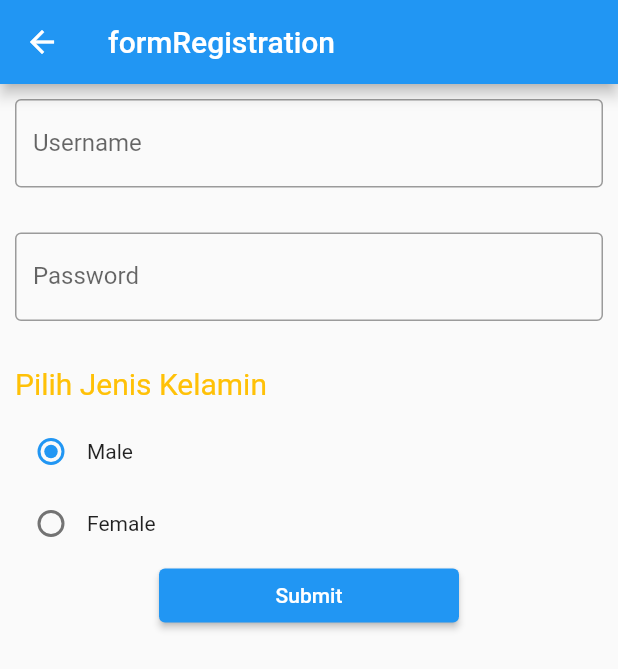
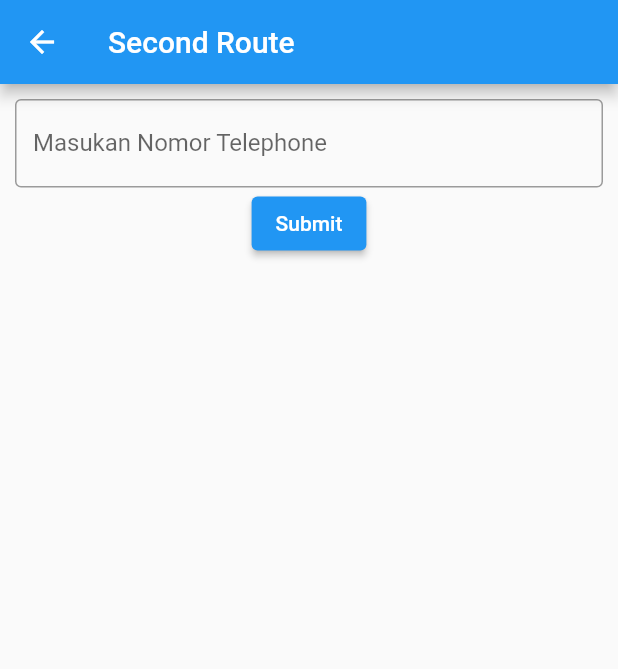
Before and after one commit to DimPW/Kalkulator-Flutter, a Flutter app: the formRegistration screen opened directly, on a phone screen of 412 x 824 dp. Shown: the top 669 px of the screen. Run offline on Flutter 3.47's test engine with Material 2 defaults, Android fonts, the phone set to English and light mode, and no system bars; our stand-ins replace rflutter_alert.

```diff
--- a/lib/formRegistration.dart
+++ b/lib/formRegistration.dart
@@ -1,4 +1,6 @@
+import 'package:aladin/kalkulator.dart';
 import 'package:flutter/material.dart';
+import 'package:flutter/services.dart';
 
 
 class formRegistration extends StatefulWidget {
@@ -9,79 +11,37 @@ const formRegistration({Key? key}) : super(key: key);
 }
 
 class _formRegistrationState extends State<formRegistration> {
-  TextEditingController ctrUsername = new TextEditingController();
-  TextEditingController ctrPassword = new TextEditingController();
-  int id = 1;
-
+  TextEditingController ctrPhoneNumber = new TextEditingController();
   @override
   Widget build(BuildContext context) {
     return Scaffold(
-
-      appBar: AppBar(title: Text("formRegistration"),),
-      body: Container(
-        margin:EdgeInsets.all(10),
-        child: Column(
-          crossAxisAlignment: CrossAxisAlignment.start,
-          children:[
-            TextField(
-              controller: ctrUsername,
+      appBar: AppBar(
+        title: Text("Second Route"),
+      ),
+     body : Container(
+      margin: EdgeInsets.all(10),
+      child : Column(
+        children:[
+          TextField(
+            keyboardType: TextInputType.number,
+              inputFormatters: <TextInputFormatter>[FilteringTextInputFormatter.digitsOnly],
+              controller: ctrPhoneNumber,
               decoration: InputDecoration(
                 border: OutlineInputBorder(),
-                labelText: 'Username',
+                labelText: 'Masukan Nomor Telephone',
               ),
-            ),
-            Container(height: 30,),
-            TextField(
-              controller: ctrPassword,
-              decoration: InputDecoration(
-                border: OutlineInputBorder(),
-                labelText: 'Password',
-              ),
-            ),
-          SizedBox(height: 30,),
-          Text("Pilih Jenis Kelamin", style: TextStyle(fontSize: 20, color: Colors.amber), ),
-          SizedBox(height: 10,),
-          Row (
-            children:[
-              Radio(
-              value: 1,
-              groupValue: id,
-              onChanged: (val) {
-                setState(() {
-                  id = 1;
-                });
-                }
-            ),
-            Text("Male"),
-              ]
-            ),
-             Row (
-            children:[
-              Radio(
-              value:2,
-              groupValue: id,
-              onChanged: (val) {
-                setState(() {
+          ),
+          ElevatedButton(
+            onPressed: (){
+              Navigator.pop(
+              context,ctrPhoneNumber.text );
 
-                 id = 2;
-                });
-                }
-            ),
-            Text("Female"),
-              ]
-            ),
-            Center (
-              child:Container(
-                width:200,
-                child:ElevatedButton(onPressed: (){
-
-                },child: Text("Submit")),
-
-              )
-            )
-          ],
-        ),
-      ),
+            },
+            child: Text("Submit"),
+          )
+        ]
+      )
+     )
     );
   }
 }
```
Also changed, not shown: lib/SecondRoute.dart (added, +40 -0 lines), lib/kalkulator.dart (+34 -0 lines), lib/secondpage.dart (added, +40 -0 lines).
